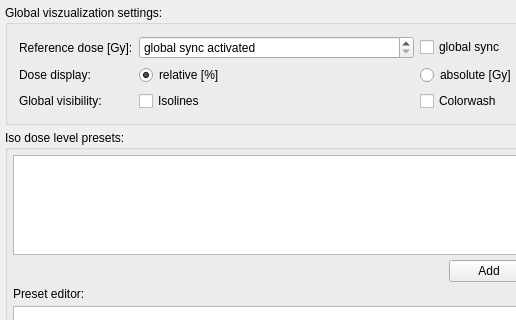
Old version of the form Plugins/org.mitk.gui.qt.rt.dosevisualization/src/internal/DoseVisualizationPreferencePageControls.ui in the repository rfloca/MITK; both pictures show x 0 to 516 and y 0 to 320 of the 714 by 651 pixel window.
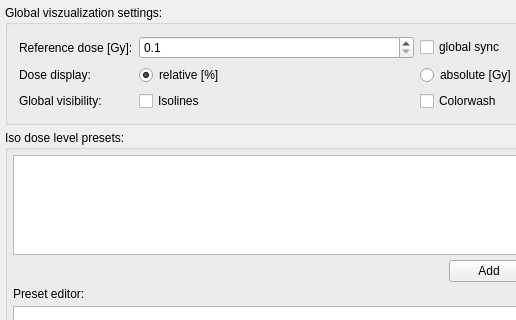
New version of the form. Icons and pictures are not drawn.

Commit message: - integration of final dipp prototype a.o. - removed magic numbers - removed code formating errors - added sync between preference page and plugin

```diff
--- a/Plugins/org.mitk.gui.qt.rt.dosevisualization/src/internal/DoseVisualizationPreferencePageControls.ui
+++ b/Plugins/org.mitk.gui.qt.rt.dosevisualization/src/internal/DoseVisualizationPreferencePageControls.ui
@@ -146,7 +146,7 @@
         <item>
          <widget class="QDoubleSpinBox" name="spinReferenceDose">
           <property name="specialValueText">
-           <string>global sync activated</string>
+           <string/>
           </property>
           <property name="suffix">
            <string/>
@@ -154,6 +154,9 @@
           <property name="decimals">
            <number>1</number>
           </property>
+          <property name="minimum">
+           <double>0.100000000000000</double>
+          </property>
           <property name="maximum">
            <double>9999.000000000000000</double>
           </property>
```
The commit also changes 30 other files.
